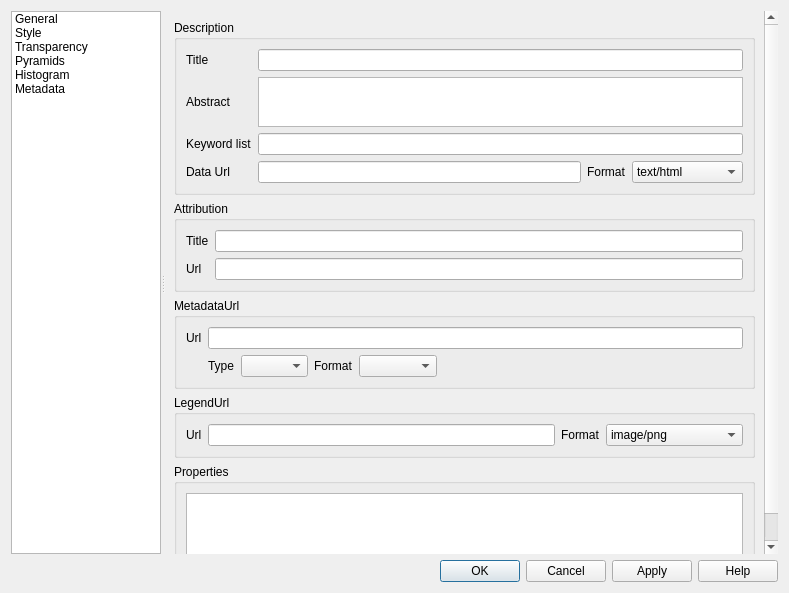
Before: the Qt Designer form src/ui/qgsrasterlayerpropertiesbase.ui in qgis/QGIS, drawn with Qt 5.
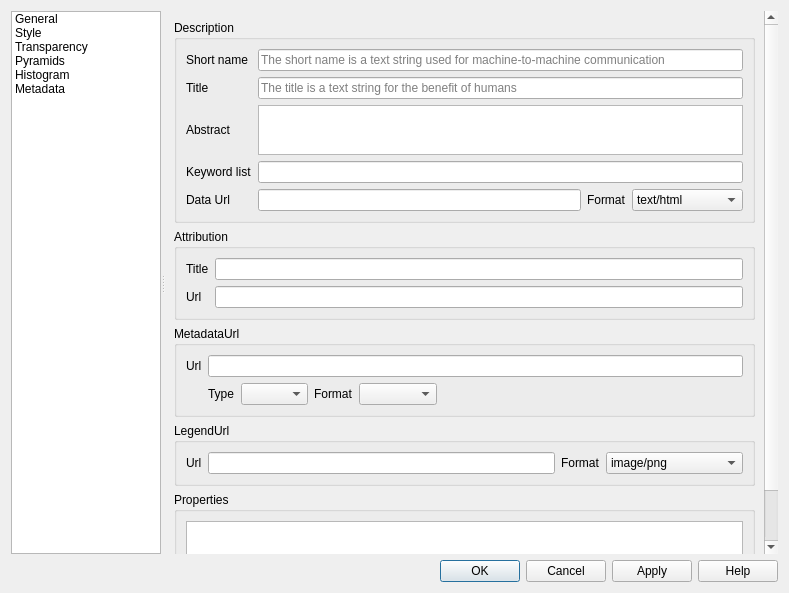
After: the same form once the commit is applied. The open tabs and pages were chosen to show the change. Icons and pictures are not drawn. Custom widgets are drawn as their Qt base class.

Commit message: [FEATURE][QGIS Server] Add short name to layers, groups and project

What changed in the file:
```diff
--- a/src/ui/qgsrasterlayerpropertiesbase.ui
+++ b/src/ui/qgsrasterlayerpropertiesbase.ui
@@ -1752,7 +1752,11 @@
                    </widget>
                   </item>
                   <item row="1" column="1">
-                   <widget class="QLineEdit" name="mLayerTitleLineEdit"/>
+                   <widget class="QLineEdit" name="mLayerTitleLineEdit">
+                    <property name="placeholderText">
+                     <string>The title is a text string for the benefit of humans</string>
+                    </property>
+                   </widget>
                   </item>
                   <item row="3" column="0">
                    <widget class="QLabel" name="mLayerAbstractLabel">
@@ -1827,6 +1831,20 @@
                     </property>
                    </widget>
                   </item>
+                  <item row="0" column="0">
+                   <widget class="QLabel" name="mLayerShortNameLabel">
+                    <property name="text">
+                     <string>Short name</string>
+                    </property>
+                   </widget>
+                  </item>
+                  <item row="0" column="1">
+                   <widget class="QLineEdit" name="mLayerShortNameLineEdit">
+                    <property name="placeholderText">
+                     <string>The short name is a text string used for machine-to-machine communication</string>
+                    </property>
+                   </widget>
+                  </item>
                  </layout>
                 </widget>
                </item>
```
The commit also changes 26 other files.
